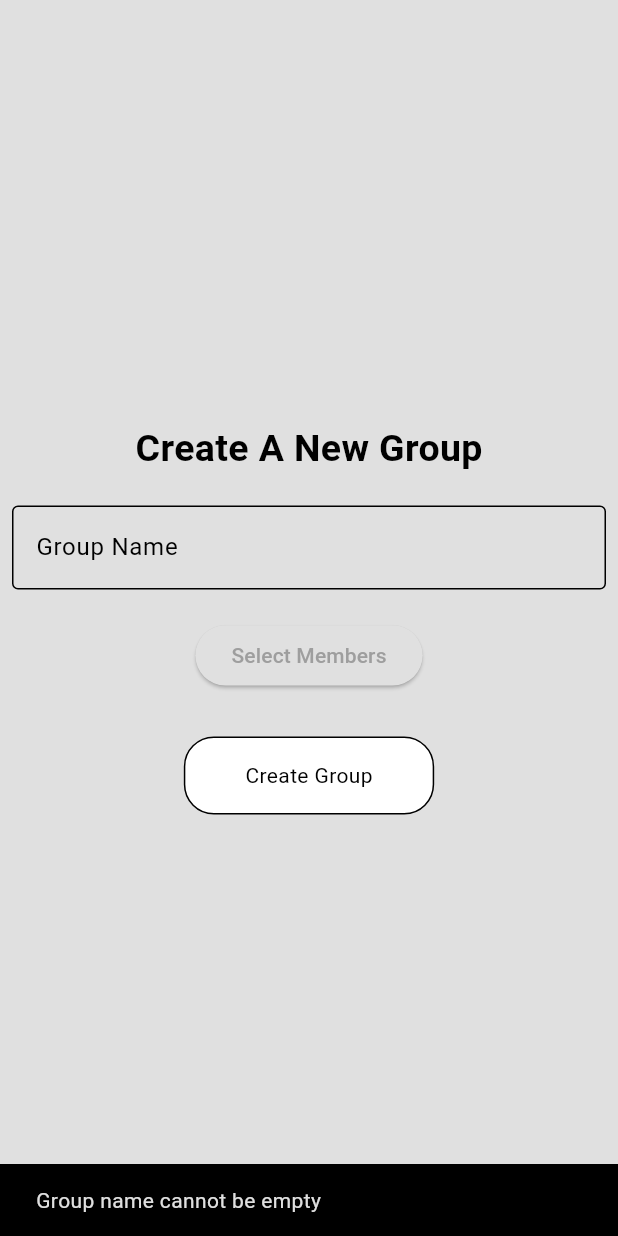
After one commit to djl1x/chatapp, a Flutter app: the CreateGroupPage screen opened directly, after a tap on "Create Group", on a phone screen of 412 x 824 dp. The commit adds this screen. Run offline on Flutter 3.47's test engine with Material 3 defaults, Android fonts, the phone set to English and light mode, and no system bars; our stand-ins replace cloud_firestore, firebase_auth, firebase_core; accounts and stored records are empty.

Commit message:
added groupchat

```diff
--- /dev/null
+++ b/lib/view/create_group.dart
@@ -0,0 +1,74 @@
+// ignore_for_file: prefer_const_constructors
+
+import 'package:chatapp/services/chat/chat_service.dart';
+import 'package:chatapp/view/user_selection_page.dart';
+import 'package:chatapp/widgets/my_button.dart';
+import 'package:chatapp/widgets/my_textfield.dart';
+import 'package:flutter/material.dart';
+
+class CreateGroupPage extends StatefulWidget {
+  CreateGroupPage({super.key});
+
+  @override
+  State<CreateGroupPage> createState() => _CreateGroupPageState();
+}
+
+class _CreateGroupPageState extends State<CreateGroupPage> {
+  final TextEditingController _groupNameController = TextEditingController();
+  final ChatService _chatService = ChatService();
+  List<String> selectedMembers = [];
+  void createGroup() async {
+    final String groupName = _groupNameController.text.trim();
+    if (groupName.isEmpty) {
+      ScaffoldMessenger.of(context).showSnackBar(SnackBar(content: Text('Group name cannot be empty')));
+      return;
+    }
+
+    if (selectedMembers.isEmpty) {
+      ScaffoldMessenger.of(context).showSnackBar(SnackBar(content: Text('Please select at least one member')));
+      return;
+    }
+
+    await _chatService.createGroup(groupName, selectedMembers);
+
+    ScaffoldMessenger.of(context).showSnackBar(SnackBar(content: Text('Group created successfully')));
+    Navigator.pop(context);
+  }
+
+  @override
+  Widget build(BuildContext context) {
+    return Scaffold(
+      body: Center(
+        child: Padding(
+          padding: const EdgeInsets.all(8.0),
+          child: Column(
+            mainAxisAlignment: MainAxisAlignment.center,
+            children: [
+              Text('Create A New Group', style: TextStyle(fontSize: 25, fontWeight: FontWeight.bold),),
+              SizedBox(height: 20),
+              MyTextField(labelText: 'Group Name', obscureText: false, controller: _groupNameController,),
+              SizedBox(height: 20),
+              ElevatedButton(
+                onPressed: () async {
+                  final selected = await Navigator.push(
+                    context,
+                    MaterialPageRoute(builder: (context) => UserSelectionPage()),
+                  );
+                  if (selected != null) {
+                    setState(() {
+                      selectedMembers = selected;
+                    });
+                  }
+                },
+                child: Text('Select Members'),
+              ),
+              SizedBox(height: 30,),
+              MyButton(text: 'Create Group', onTap: createGroup)
+
+            ],
+          ),
+        ),
+      ),
+    );
+  }
+}
```
Also changed, not shown: lib/services/chat/chat_service.dart (+51 -1 lines), lib/view/chat_page.dart (+56 -47 lines), lib/view/home_page.dart (+42 -7 lines), lib/view/user_selection_page.dart (added, +69 -0 lines), lib/widgets/chat_bubble.dart (+36 -5 lines), lib/widgets/my_drawer.dart (+12 -0 lines).
